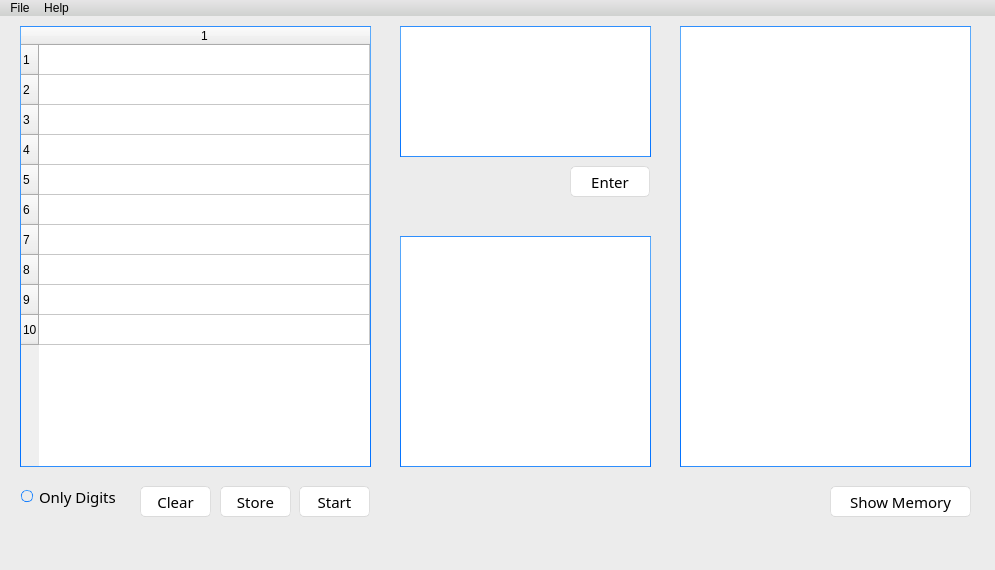
Before: the Qt Designer form mainwindow.ui in ayakushyna/em3, drawn with Qt 5.
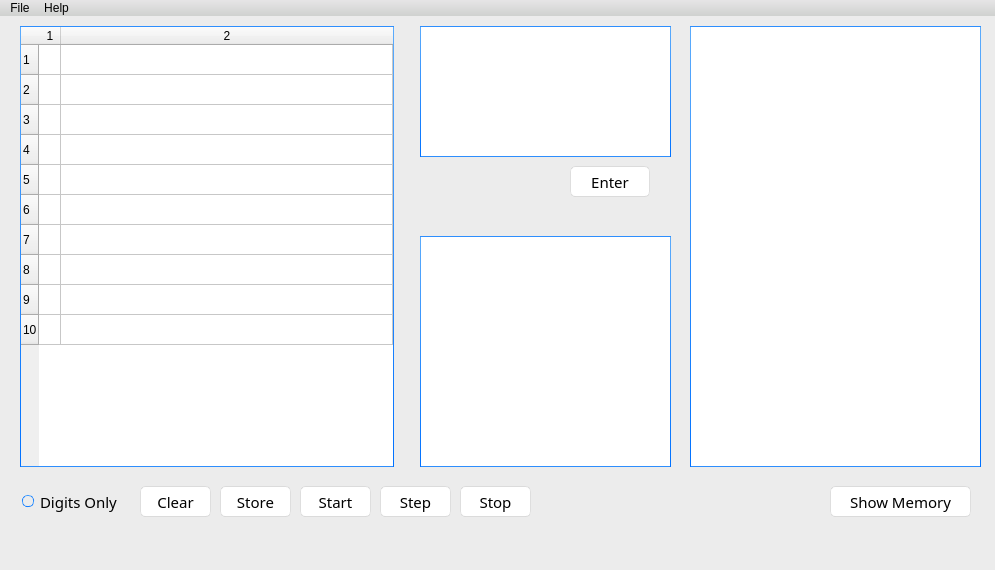
After: the same form once the commit is applied. Icons and pictures are not drawn.

Patch:
```diff
--- a/mainwindow.ui
+++ b/mainwindow.ui
@@ -50,12 +50,14 @@
 	border-color: qlineargradient(spread:pad, x1:0.5, y1:1, x2:0.5, y2:0, stop:0 rgba(0, 113, 255, 255), stop:1 rgba(91, 171, 252, 255));
 }
 
+
 QListWidget{
 	border-width: 1px;
 	border-style: solid;
 	border-color: qlineargradient(spread:pad, x1:0.5, y1:1, x2:0.5, y2:0, stop:0 rgba(0, 113, 255, 255), stop:1 rgba(91, 171, 252, 255));
 }
 
+
 QLineEdit {
 	font: 11pt &quot;Consolas&quot;;
 	border-width: 1px;
@@ -336,6 +338,7 @@
 
 	height: 10px;
 	width: 10px;
+	border-radius:5px;
 	border-style:solid;
 	border-width: 1px;
 	border-color: qlineargradient(spread:pad, x1:0.5, y1:1, x2:0.5, y2:0, stop:0 rgba(0, 113, 255, 255), stop:1 rgba(91, 171, 252, 255));
@@ -346,6 +349,7 @@
 
 	height: 10px;
 	width: 10px;
+	border-radius:5px;
 	border-style:solid;
 	border-width: 1px;
 	border-color: qlineargradient(spread:pad, x1:0.5, y1:1, x2:0.5, y2:0, stop:0 rgba(0, 113, 255, 255), stop:1 rgba(91, 171, 252, 255));
@@ -375,6 +379,11 @@
 	color: #a9b7c6;
 	background-color: transparent;
 }
+
+QRadioButton::indicator:checked[urgent=true] {
+ 	 color: red;
+}
+
 QStatusBar {
 	color:#027f7f;
 }
@@ -615,7 +624,7 @@
    <widget class="QPlainTextEdit" name="inputTextEdit">
     <property name="geometry">
      <rect>
-      <x>400</x>
+      <x>420</x>
       <y>10</y>
       <width>251</width>
       <height>131</height>
@@ -631,7 +640,7 @@
    <widget class="QPlainTextEdit" name="outputTextEdit">
     <property name="geometry">
      <rect>
-      <x>400</x>
+      <x>420</x>
       <y>220</y>
       <width>251</width>
       <height>231</height>
@@ -647,7 +656,7 @@
    <widget class="QPushButton" name="startButton">
     <property name="geometry">
      <rect>
-      <x>299</x>
+      <x>300</x>
       <y>470</y>
       <width>71</width>
       <height>31</height>
@@ -710,7 +719,7 @@
    <widget class="QListWidget" name="registersListWidget">
     <property name="geometry">
      <rect>
-      <x>680</x>
+      <x>690</x>
       <y>10</y>
       <width>291</width>
       <height>441</height>
@@ -734,16 +743,25 @@
      <rect>
       <x>20</x>
       <y>10</y>
-      <width>351</width>
+      <width>374</width>
       <height>441</height>
      </rect>
     </property>
+    <property name="minimumSize">
+     <size>
+      <width>374</width>
+      <height>0</height>
+     </size>
+    </property>
     <property name="font">
      <font>
       <family>Consolas</family>
       <pointsize>11</pointsize>
      </font>
     </property>
+    <property name="layoutDirection">
+     <enum>Qt::LeftToRight</enum>
+    </property>
     <property name="sizeAdjustPolicy">
      <enum>QAbstractScrollArea::AdjustIgnored</enum>
     </property>
@@ -757,7 +775,7 @@
      <number>10</number>
     </property>
     <property name="columnCount">
-     <number>1</number>
+     <number>2</number>
     </property>
     <attribute name="horizontalHeaderVisible">
      <bool>true</bool>
@@ -794,36 +812,16 @@
     <row/>
     <row/>
     <column/>
+    <column/>
     <item row="0" column="0">
      <property name="text">
       <string/>
      </property>
      <property name="textAlignment">
-      <set>AlignLeading|AlignVCenter</set>
+      <set>AlignCenter</set>
      </property>
     </item>
    </widget>
-   <widget class="QRadioButton" name="digitsRadioButton">
-    <property name="geometry">
-     <rect>
-      <x>20</x>
-      <y>460</y>
-      <width>111</width>
-      <height>41</height>
-     </rect>
-    </property>
-    <property name="font">
-     <font>
-      <family>Yu Gothic UI Semilight</family>
-      <pointsize>11</pointsize>
-      <weight>50</weight>
-      <bold>false</bold>
-     </font>
-    </property>
-    <property name="text">
-     <string>Only Digits</string>
-    </property>
-   </widget>
    <widget class="QPushButton" name="storeButton">
     <property name="geometry">
      <rect>
@@ -866,6 +864,67 @@
      <string>Clear</string>
     </property>
    </widget>
+   <widget class="QPushButton" name="stepButton">
+    <property name="geometry">
+     <rect>
+      <x>380</x>
+      <y>470</y>
+      <width>71</width>
+      <height>31</height>
+     </rect>
+    </property>
+    <property name="font">
+     <font>
+      <family>Yu Gothic UI Semilight</family>
+      <pointsize>11</pointsize>
+      <weight>50</weight>
+      <bold>false</bold>
+     </font>
+    </property>
+    <property name="text">
+     <string>Step</string>
+    </property>
+   </widget>
+   <widget class="QPushButton" name="stopButton">
+    <property name="geometry">
+     <rect>
+      <x>460</x>
+      <y>470</y>
+      <width>71</width>
+      <height>31</height>
+     </rect>
+    </property>
+    <property name="font">
+     <font>
+      <family>Yu Gothic UI Semilight</family>
+      <pointsize>11</pointsize>
+      <weight>50</weight>
+      <bold>false</bold>
+     </font>
+    </property>
+    <property name="text">
+     <string>Stop</string>
+    </property>
+   </widget>
+   <widget class="QCheckBox" name="digitsOnlyCheckBox">
+    <property name="geometry">
+     <rect>
+      <x>20</x>
+      <y>470</y>
+      <width>111</width>
+      <height>31</height>
+     </rect>
+    </property>
+    <property name="font">
+     <font>
+      <family>Yu Gothic UI Semilight</family>
+      <pointsize>11</pointsize>
+     </font>
+    </property>
+    <property name="text">
+     <string>Digits Only</string>
+    </property>
+   </widget>
   </widget>
   <widget class="QMenuBar" name="menuBar">
    <property name="geometry">
```
Left out of the diff: 2 changed lines with no effect on the pictures.
